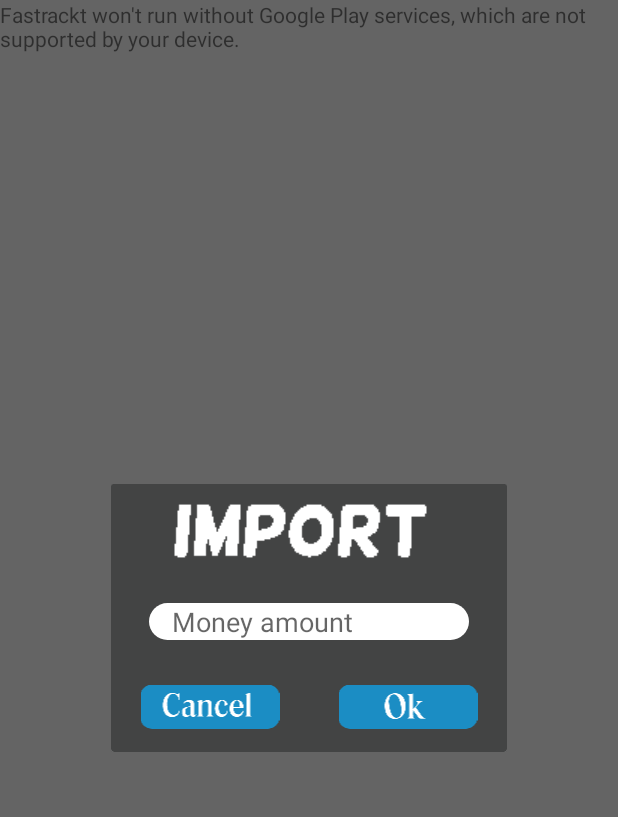
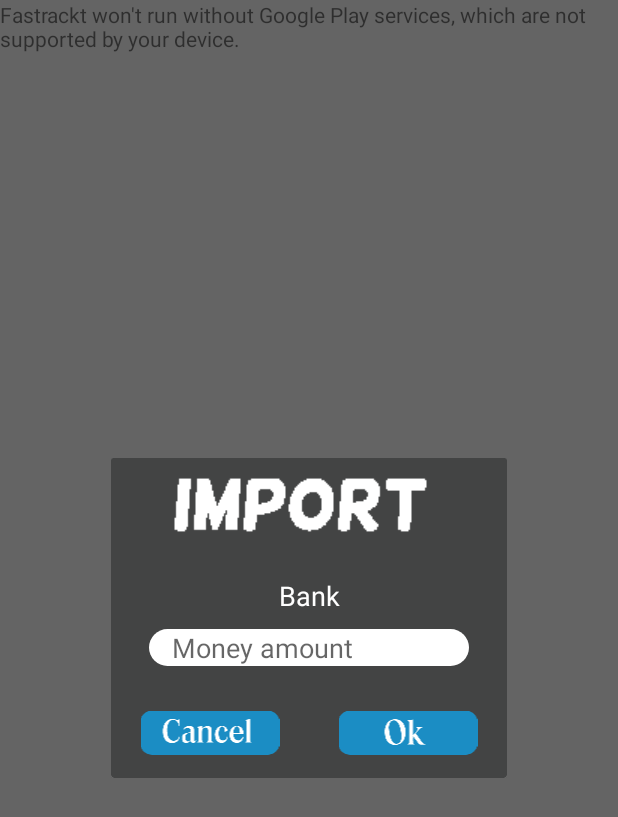
Before and after one commit to xavipedrals/FastracktAndroid, an Android app: the fragment DialogImport placed in its activity, on a phone screen of 412 x 824 dp. Shown: the top 817 px of the screen. Run offline under Robolectric (Android 15) with nearby library versions, the phone set to English and light mode, and no system bars.

Commit message:
Millores en el diseny i fluidesa

```diff
--- a/app/src/main/java/com/grupo20/finapps/fastrackt/AfterMain.java
+++ b/app/src/main/java/com/grupo20/finapps/fastrackt/AfterMain.java
@@ -28,7 +28,7 @@ public class AfterMain extends AppCompatActivity {
     @Override
     protected void onCreate(Bundle savedInstanceState) {
         super.onCreate(savedInstanceState);
-        setContentView(R.layout.activity_main);
+        //setContentView(R.layout.activity_main);
 
         prefs = getSharedPreferences("user", Context.MODE_PRIVATE);
 
--- a/app/src/main/java/com/grupo20/finapps/fastrackt/DialogImport.java
+++ b/app/src/main/java/com/grupo20/finapps/fastrackt/DialogImport.java
@@ -1,7 +1,9 @@
 package com.grupo20.finapps.fastrackt;
 
 import android.app.Dialog;
+import android.content.Context;
 import android.content.Intent;
+import android.content.SharedPreferences;
 import android.os.Bundle;
 import android.support.v4.app.DialogFragment;
 import android.view.LayoutInflater;
@@ -11,6 +13,7 @@ import android.view.WindowManager;
 import android.widget.Button;
 import android.widget.EditText;
 import android.widget.ImageView;
+import android.widget.TextView;
 import android.widget.Toast;
 
 /**
@@ -20,6 +23,8 @@ public class DialogImport extends DialogFragment {
 
     private EditText mEditText;
     private ImageView okImg, cancelImg;
+    private TextView lastBankTV;
+    private SharedPreferences prefs;
 
     public DialogImport() {
         // Empty constructor required for DialogFragment
@@ -35,6 +40,11 @@ public class DialogImport extends DialogFragment {
         mEditText = (EditText) view.findViewById(R.id.importEditText);
         okImg = (ImageView) view.findViewById(R.id.imageViewBOk);
         cancelImg = (ImageView) view.findViewById(R.id.imageViewBCancel);
+        lastBankTV = (TextView) view.findViewById(R.id.textViewLastBank);
+
+        prefs = getActivity().getSharedPreferences("user", Context.MODE_PRIVATE);
+        String banktName = prefs.getString("lastBankClicked", "Bank");
+        lastBankTV.setText(banktName);
 
         mEditText.requestFocus();
         getDialog().getWindow().setSoftInputMode(
--- a/app/src/main/java/com/grupo20/finapps/fastrackt/MapsActivity.java
+++ b/app/src/main/java/com/grupo20/finapps/fastrackt/MapsActivity.java
@@ -4,6 +4,7 @@ import android.Manifest;
 import android.annotation.TargetApi;
 import android.app.Fragment;
 import android.content.Context;
+import android.content.SharedPreferences;
 import android.content.pm.PackageManager;
 import android.location.Criteria;
 import android.location.Location;
@@ -33,6 +34,7 @@ public class MapsActivity extends FragmentActivity implements OnMapReadyCallback
     private GoogleMap mMap;
     private Marker myMarker;
     private Fragment f;
+    private SharedPreferences prefs;
 
 
     @Override
@@ -79,32 +81,17 @@ public class MapsActivity extends FragmentActivity implements OnMapReadyCallback
                 @Override
                 public boolean onMarkerClick(Marker marker) {
 
+                    prefs = getSharedPreferences("user", Context.MODE_PRIVATE);
+                    SharedPreferences.Editor editor = prefs.edit();
+                    editor.putString("lastBankClicked", marker.getTitle());
+                    editor.apply();
+
                     DialogImport dialog = new DialogImport();
                     android.support.v4.app.FragmentManager fragmentManager = getSupportFragmentManager();
                     dialog.show(fragmentManager, "tag");
-                    //getData();
-
-                    /*AlertDialog.Builder builder = new AlertDialog.Builder();
-                    builder.setPositiveButton(R.string.ok, new DialogInterface.OnClickListener() {
-                        public void onClick(DialogInterface dialog, int id) {
-                            startActivity(new Intent(MapsActivity.this, Deadline.class));
-                        }
-                    });
-                    builder.setNegativeButton(R.string.cancel, new DialogInterface.OnClickListener() {
-                        public void onClick(DialogInterface dialog, int id) {
-                            // User cancelled the dialog
-                        }
-                    });
-                    //builder.setView(R.layout.dialog_import);
-
-                    AlertDialog dialog = builder.create();
-*/
                     return true;
                 }
             });
-/*            mMap.setMyLocationEnabled(true);
-            CameraUpdate zoom=CameraUpdateFactory.zoomTo(15);
-            mMap.animateCamera(zoom);*/
 
             LocationManager locationManager = (LocationManager) getSystemService(Context.LOCATION_SERVICE);
             Criteria criteria = new Criteria();
--- a/app/src/main/res/layout/dialog_import.xml
+++ b/app/src/main/res/layout/dialog_import.xml
@@ -12,6 +12,16 @@
         android:contentDescription="@string/design_import"
         android:layout_marginBottom="15dp" />
 
+    <TextView
+        android:layout_width="match_parent"
+        android:layout_height="match_parent"
+        android:textAppearance="?android:attr/textAppearanceMedium"
+        android:text="Bank"
+        android:id="@+id/textViewLastBank"
+        android:layout_marginBottom="10dp"
+        android:gravity="center"
+        android:textColor="#ffffff" />
+
     <EditText
         android:layout_width="match_parent"
         android:layout_height="wrap_content"
@@ -23,7 +33,7 @@
         android:layout_marginLeft="25dp"
         android:layout_marginRight="25dp"
         android:background="@drawable/rounded_edittext"
-        android:paddingLeft="15dp" android:textColor="#cc5633"
+        android:paddingLeft="15dp" android:textColor="#006400"
         android:layout_marginBottom="30dp" />
 
     <LinearLayout
```
Also changed, not shown: app/src/main/AndroidManifest.xml (+0 -10 lines), app/src/main/java/com/grupo20/finapps/fastrackt/MainActivity.java (deleted, +0 -67 lines), app/src/main/res/layout/activity_main.xml (deleted, +0 -20 lines), app/src/main/res/layout/content_main.xml (deleted, +0 -14 lines).
